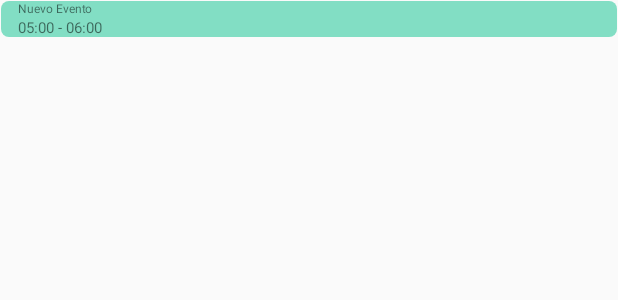
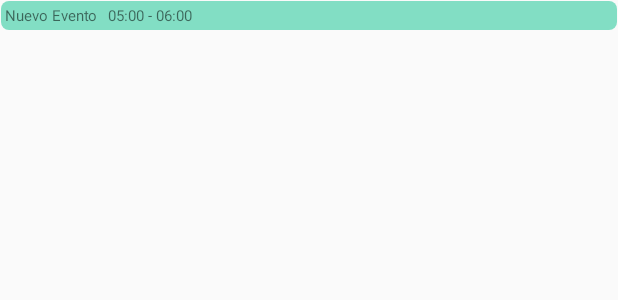
Before and after one commit to israis007/CustomCalendar, an Android app: the layout custom_new_event.xml on its own in the app's theme, with its tools: preview values and no code run, on a phone screen of 412 x 824 dp. Shown: the top 300 px of the screen. Run offline under Robolectric (Android 15) with nearby library versions, the phone set to English and light mode, and no system bars.

Commit message:
Duration Event Added
Changelog:
* One property was added to customize the duration of new event, between 15 minutes to 2 hours, in time lapse each 15 minutes

```diff
--- a/app/src/main/res/layout/custom_new_event.xml
+++ b/app/src/main/res/layout/custom_new_event.xml
@@ -1,30 +1,24 @@
 <?xml version="1.0" encoding="utf-8"?>
-<androidx.constraintlayout.widget.ConstraintLayout xmlns:android="http://schemas.android.com/apk/res/android"
+<LinearLayout xmlns:android="http://schemas.android.com/apk/res/android"
     android:layout_width="match_parent"
     android:layout_height="wrap_content"
     xmlns:app="http://schemas.android.com/apk/res-auto"
+    android:orientation="horizontal"
     android:background="@drawable/color2rounded">
 
     <androidx.appcompat.widget.AppCompatTextView
         android:id="@+id/new_event_tv"
-        android:layout_width="match_parent"
+        android:layout_width="wrap_content"
         android:layout_height="wrap_content"
-        app:layout_constraintStart_toStartOf="parent"
-        app:layout_constraintTop_toTopOf="parent"
-        app:layout_constraintEnd_toEndOf="parent"
-        android:paddingStart="12sp"
+        android:layout_margin="3sp"
         android:text="Nuevo Evento"
-        android:textSize="8dp" />
+        android:textSize="10dp" />
 
     <androidx.appcompat.widget.AppCompatTextView
         android:id="@+id/new_event_tv_hour"
-        android:layout_width="match_parent"
+        android:layout_width="wrap_content"
         android:layout_height="wrap_content"
-        app:layout_constraintStart_toStartOf="parent"
-        app:layout_constraintEnd_toEndOf="parent"
-        app:layout_constraintBottom_toBottomOf="parent"
-        app:layout_constraintTop_toBottomOf="@id/new_event_tv"
-        android:paddingStart="12sp"
+        android:layout_margin="3sp"
         android:text="05:00 - 06:00"
         android:textSize="10dp" />
-</androidx.constraintlayout.widget.ConstraintLayout>
+</LinearLayout>
--- a/app/src/main/res/layout/main_activity.xml
+++ b/app/src/main/res/layout/main_activity.xml
@@ -38,7 +38,8 @@
         app:clock_text_mask="H:mm"
         app:clock_events_filter_transparency="false"
         app:clock_events_padding_between="8sp"
-        app:clock_create_event_space="workingTime"
+        app:clock_create_event_space="allTime"
+        app:clock_creation_event_duration="minutes_15"
         />
 
 </androidx.constraintlayout.widget.ConstraintLayout>
--- a/calendarcustom/src/main/java/com/pirataram/calendarcustom/ui/OneDayLayout.kt
+++ b/calendarcustom/src/main/java/com/pirataram/calendarcustom/ui/OneDayLayout.kt
@@ -10,7 +10,6 @@ import android.util.DisplayMetrics
 import android.util.Log
 import android.view.*
 import android.view.DragEvent.ACTION_DRAG_ENDED
-import android.view.DragEvent.ACTION_DRAG_STARTED
 import android.widget.LinearLayout
 import android.widget.RelativeLayout
 import android.widget.TextView
@@ -203,6 +202,7 @@ class OneDayLayout @JvmOverloads constructor(
                 R.styleable.OneDayLayout_clock_events_padding_between,
                 reso.getDimension(R.dimen.clock_event_padding)
             )
+            proOb.clock_events_event_duration = PropertiesObject.getDuration(getInteger(R.styleable.OneDayLayout_clock_creation_event_duration, reso.getInteger(R.integer.duration_event)))
             hourHeight = proOb.clock_text_size + proOb.clock_text_margin_top
         }
 
--- a/calendarcustom/src/main/res/values/integers.xml
+++ b/calendarcustom/src/main/res/values/integers.xml
@@ -8,4 +8,7 @@
     <integer name="clock_worktime_min_hour">8</integer>
     <integer name="cache_days">2</integer>
     <integer name="cache_all_days">5</integer>
+    <integer name="default_worktime">0</integer>
+    <integer name="default_limit">3</integer>
+    <integer name="duration_event">4</integer>
 </resources>
```
Also changed, not shown: calendarcustom/src/main/java/com/pirataram/calendarcustom/models/PropertiesObject.kt (+125 -8 lines), calendarcustom/src/main/java/com/pirataram/calendarcustom/ui/viewpagercustom/ViewPagerCalendar.kt (+15 -7 lines), calendarcustom/src/main/res/layout/events_view.xml (+5 -9 lines), calendarcustom/src/main/res/values/attrs.xml (+12 -0 lines).
